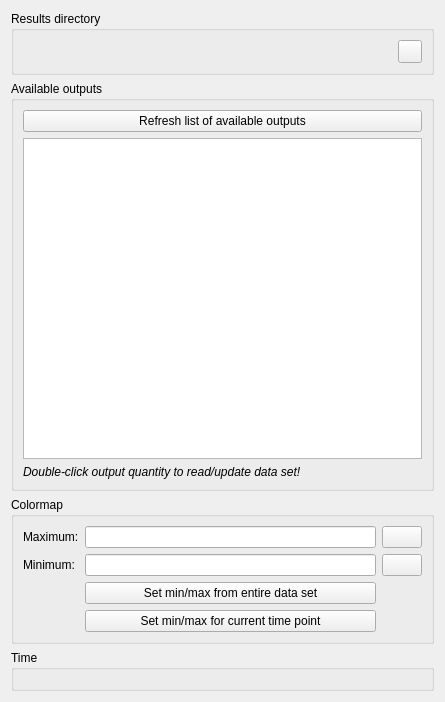
This is SIM-VICUS/src/SVPropResultsWidget.ui in ghorwin/SIM-VICUS as Qt 5 draws it before an edit. The edited form follows.
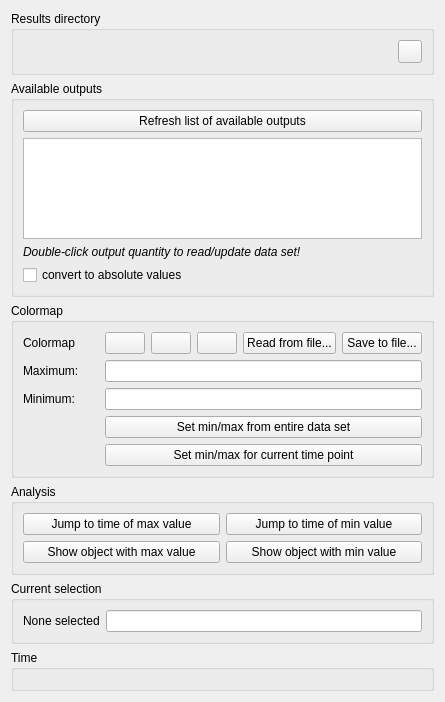
This is the edited form. Icons and pictures are not drawn. Custom widgets are drawn as their Qt base class.

Commit message: more features in results view, add enhanced colormaps, analyzing functions

What changed in the file:
```diff
--- a/SIM-VICUS/src/SVPropResultsWidget.ui
+++ b/SIM-VICUS/src/SVPropResultsWidget.ui
@@ -93,6 +93,13 @@
         </property>
        </widget>
       </item>
+      <item>
+       <widget class="QCheckBox" name="checkBoxConvertToAbsolute">
+        <property name="text">
+         <string>convert to absolute values</string>
+        </property>
+       </widget>
+      </item>
      </layout>
     </widget>
    </item>
@@ -102,66 +109,241 @@
       <string>Colormap</string>
      </property>
      <layout class="QGridLayout" name="gridLayout_3">
+      <item row="0" column="4">
+       <widget class="QPushButton" name="pushButtonReadColormap">
+        <property name="text">
+         <string>Read from file...</string>
+        </property>
+       </widget>
+      </item>
+      <item row="5" column="1" colspan="5">
+       <widget class="QPushButton" name="pushButtonSetGlobalMinMax">
+        <property name="text">
+         <string>Set min/max from entire data set</string>
+        </property>
+       </widget>
+      </item>
+      <item row="0" column="0">
+       <widget class="QLabel" name="label_5">
+        <property name="text">
+         <string>Colormap</string>
+        </property>
+       </widget>
+      </item>
+      <item row="2" column="1" colspan="5">
+       <widget class="QtExt::ValidatingLineEdit" name="lineEditMaxValue"/>
+      </item>
       <item row="2" column="0">
-       <widget class="QLabel" name="label_4">
-        <property name="text">
-         <string>Minimum:</string>
-        </property>
-       </widget>
-      </item>
-      <item row="2" column="2">
-       <widget class="QtExt::ColorButton" name="pushButtonMinColor">
-        <property name="sizePolicy">
-         <sizepolicy hsizetype="Fixed" vsizetype="Fixed">
-          <horstretch>0</horstretch>
-          <verstretch>0</verstretch>
-         </sizepolicy>
-        </property>
-        <property name="text">
-         <string/>
-        </property>
-       </widget>
-      </item>
-      <item row="0" column="0">
        <widget class="QLabel" name="label_3">
         <property name="text">
          <string>Maximum:</string>
         </property>
        </widget>
       </item>
-      <item row="2" column="1">
+      <item row="0" column="5">
+       <widget class="QPushButton" name="pushButtonSaveColormap">
+        <property name="text">
+         <string>Save to file...</string>
+        </property>
+       </widget>
+      </item>
+      <item row="4" column="1" colspan="5">
        <widget class="QtExt::ValidatingLineEdit" name="lineEditMinValue"/>
       </item>
+      <item row="0" column="1">
+       <widget class="QPushButton" name="pushButtonSetDefaultColormap">
+        <property name="sizePolicy">
+         <sizepolicy hsizetype="Fixed" vsizetype="Fixed">
+          <horstretch>0</horstretch>
+          <verstretch>0</verstretch>
+         </sizepolicy>
+        </property>
+        <property name="minimumSize">
+         <size>
+          <width>40</width>
+          <height>0</height>
+         </size>
+        </property>
+        <property name="maximumSize">
+         <size>
+          <width>30</width>
+          <height>16777215</height>
+         </size>
+        </property>
+        <property name="text">
+         <string/>
+        </property>
+        <property name="icon">
+         <iconset resource="../resources/SIM-VICUS.qrc">
+          <normaloff>:/gfx/actions/colormap_turbo.png</normaloff>:/gfx/actions/colormap_turbo.png</iconset>
+        </property>
+        <property name="iconSize">
+         <size>
+          <width>36</width>
+          <height>12</height>
+         </size>
+        </property>
+       </widget>
+      </item>
+      <item row="4" column="0">
+       <widget class="QLabel" name="label_4">
+        <property name="text">
+         <string>Minimum:</string>
+        </property>
+       </widget>
+      </item>
       <item row="0" column="2">
-       <widget class="QtExt::ColorButton" name="pushButtonMaxColor">
+       <widget class="QPushButton" name="pushButtonSetColormapViridis">
         <property name="sizePolicy">
          <sizepolicy hsizetype="Fixed" vsizetype="Fixed">
           <horstretch>0</horstretch>
           <verstretch>0</verstretch>
          </sizepolicy>
         </property>
+        <property name="minimumSize">
+         <size>
+          <width>40</width>
+          <height>0</height>
+         </size>
+        </property>
+        <property name="maximumSize">
+         <size>
+          <width>30</width>
+          <height>16777215</height>
+         </size>
+        </property>
         <property name="text">
          <string/>
         </property>
-       </widget>
-      </item>
-      <item row="0" column="1">
-       <widget class="QtExt::ValidatingLineEdit" name="lineEditMaxValue"/>
-      </item>
-      <item row="3" column="1">
-       <widget class="QPushButton" name="pushButtonSetGlobalMinMax">
-        <property name="text">
-         <string>Set min/max from entire data set</string>
+        <property name="icon">
+         <iconset resource="../resources/SIM-VICUS.qrc">
+          <normaloff>:/gfx/actions/colormap_viridis.png</normaloff>:/gfx/actions/colormap_viridis.png</iconset>
         </property>
+        <property name="iconSize">
+         <size>
+          <width>36</width>
+          <height>12</height>
+         </size>
+        </property>
        </widget>
       </item>
-      <item row="4" column="1">
+      <item row="6" column="1" colspan="5">
        <widget class="QPushButton" name="pushButtonSetLocalMinMax">
         <property name="text">
          <string>Set min/max for current time point</string>
         </property>
        </widget>
       </item>
+      <item row="0" column="3">
+       <widget class="QPushButton" name="pushButtonSetColormapSpectral">
+        <property name="sizePolicy">
+         <sizepolicy hsizetype="Fixed" vsizetype="Fixed">
+          <horstretch>0</horstretch>
+          <verstretch>0</verstretch>
+         </sizepolicy>
+        </property>
+        <property name="minimumSize">
+         <size>
+          <width>40</width>
+          <height>0</height>
+         </size>
+        </property>
+        <property name="maximumSize">
+         <size>
+          <width>30</width>
+          <height>16777215</height>
+         </size>
+        </property>
+        <property name="text">
+         <string/>
+        </property>
+        <property name="icon">
+         <iconset resource="../resources/SIM-VICUS.qrc">
+          <normaloff>:/gfx/actions/colormap_spectral.png</normaloff>:/gfx/actions/colormap_spectral.png</iconset>
+        </property>
+        <property name="iconSize">
+         <size>
+          <width>36</width>
+          <height>12</height>
+         </size>
+        </property>
+       </widget>
+      </item>
+     </layout>
+    </widget>
+   </item>
+   <item>
+    <widget class="QGroupBox" name="groupBoxAnalysis">
+     <property name="title">
+      <string>Analysis</string>
+     </property>
+     <layout class="QGridLayout" name="gridLayout">
+      <item row="1" column="1">
+       <widget class="QPushButton" name="pushButtonFindMinObject">
+        <property name="toolTip">
+         <string>Show object with minimum value at current time point</string>
+        </property>
+        <property name="text">
+         <string>Show object with min value</string>
+        </property>
+       </widget>
+      </item>
+      <item row="0" column="1">
+       <widget class="QPushButton" name="pushButtonJumpToMin">
+        <property name="toolTip">
+         <string>Jump to time point of the minimum value of entire data set</string>
+        </property>
+        <property name="text">
+         <string>Jump to time of min value</string>
+        </property>
+       </widget>
+      </item>
+      <item row="1" column="0">
+       <widget class="QPushButton" name="pushButtonFindMaxObject">
+        <property name="toolTip">
+         <string>Show object with maximum value at current time point</string>
+        </property>
+        <property name="text">
+         <string>Show object with max value</string>
+        </property>
+       </widget>
+      </item>
+      <item row="0" column="0">
+       <widget class="QPushButton" name="pushButtonJumpToMax">
+        <property name="toolTip">
+         <string>Jump to time point of the maximum value of entire data set</string>
+        </property>
+        <property name="text">
+         <string>Jump to time of max value</string>
+        </property>
+       </widget>
+      </item>
+     </layout>
+    </widget>
+   </item>
+   <item>
+    <widget class="QGroupBox" name="groupBoxCurrentSelection">
+     <property name="title">
+      <string>Current selection</string>
+     </property>
+     <layout class="QHBoxLayout" name="horizontalLayout_3">
+      <item>
+       <widget class="QLabel" name="labelCurrentValue">
+        <property name="text">
+         <string>None selected</string>
+        </property>
+       </widget>
+      </item>
+      <item>
+       <widget class="QLineEdit" name="lineEditCurrentValue">
+        <property name="alignment">
+         <set>Qt::AlignRight|Qt::AlignTrailing|Qt::AlignVCenter</set>
+        </property>
+        <property name="readOnly">
+         <bool>true</bool>
+        </property>
+       </widget>
+      </item>
      </layout>
     </widget>
    </item>
@@ -180,11 +362,6 @@
   </layout>
  </widget>
  <customwidgets>
-  <customwidget>
-   <class>QtExt::ColorButton</class>
-   <extends>QPushButton</extends>
-   <header location="global">QtExt_ColorButton.h</header>
-  </customwidget>
   <customwidget>
    <class>QtExt::BrowseFilenameWidget</class>
    <extends>QWidget</extends>
```
Left out of the diff: 4 changed lines with no effect on the pictures. The commit also changes 17 other files.
